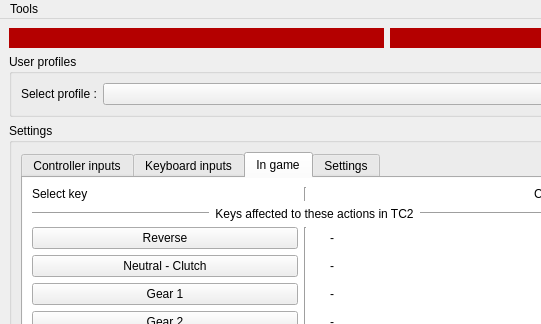
First picture: the form in BrokenTC2/mainwindow.ui, repository BrokenGameNoob/BrokenTC2, before the edit; both pictures show x 0 to 541 and y 0 to 324 of the 773 by 651 pixel window.
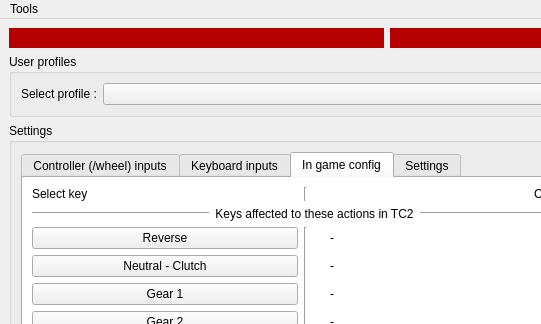
Second picture: the form after the edit. The open tabs and pages were chosen to show the change. Icons and pictures are not drawn. Custom widgets are drawn as their Qt base class.

Diff of the .ui file:
```diff
--- a/BrokenTC2/mainwindow.ui
+++ b/BrokenTC2/mainwindow.ui
@@ -170,7 +170,7 @@
             <bool>true</bool>
            </property>
            <attribute name="title">
-            <string>Controller inputs</string>
+            <string>Controller (/wheel) inputs</string>
            </attribute>
            <widget class="QWidget" name="scrollAreaWidgetContents2">
             <property name="geometry">
@@ -754,7 +754,7 @@
             <bool>true</bool>
            </property>
            <attribute name="title">
-            <string>In game</string>
+            <string>In game config</string>
            </attribute>
            <widget class="QWidget" name="scrollAreaWidgetContents">
             <property name="geometry">
```
Left out of the diff: 18 changed lines with no effect on the pictures.
